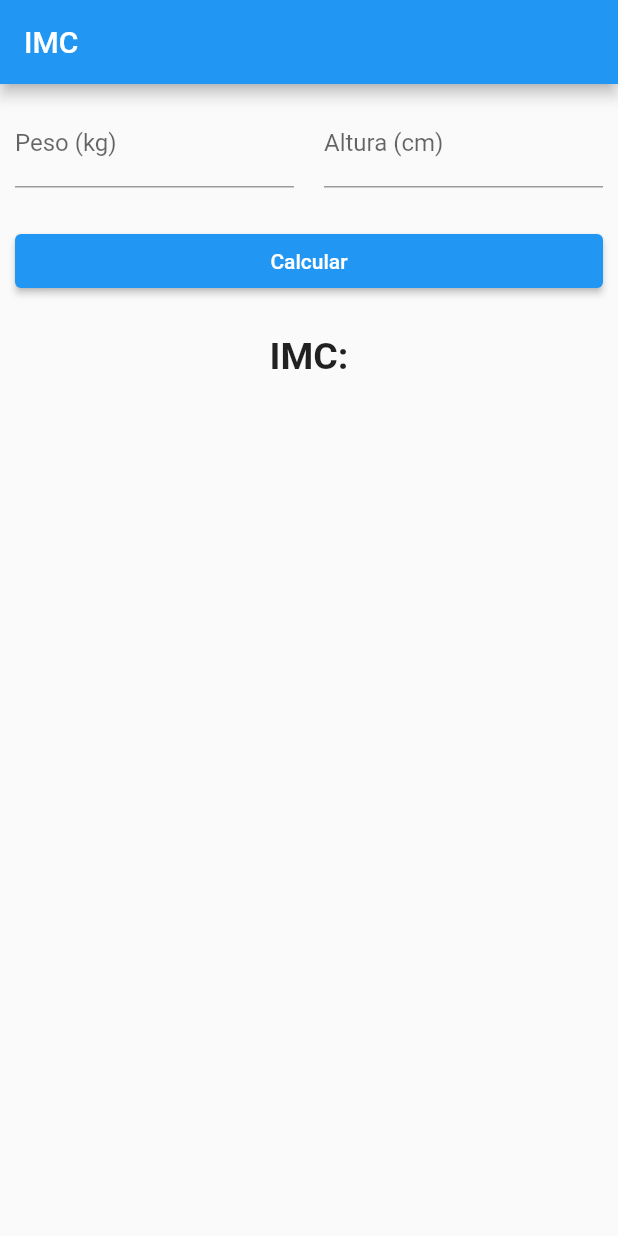
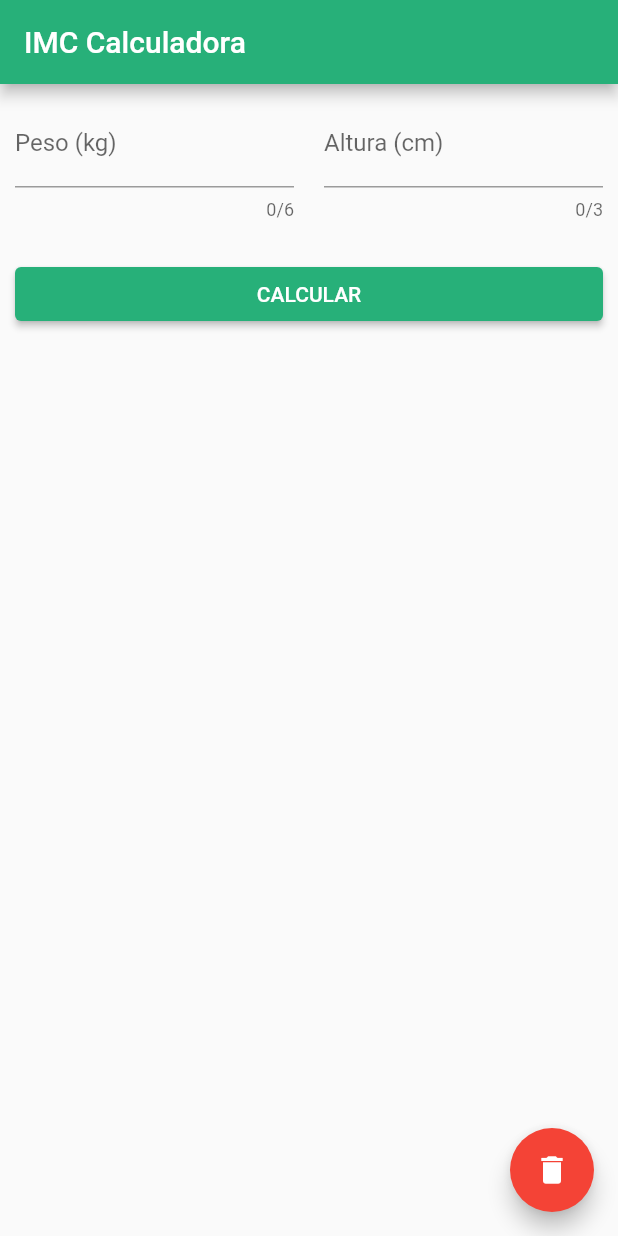
Before and after one commit to maycon-mdrs/desenvolvimento-mobile, a Flutter app: the screen it shows after launch, on a phone screen of 412 x 824 dp. Run offline on Flutter 3.47's test engine with Material 2 defaults, Android fonts, the phone set to English and light mode, and no system bars; missing offline and left inert: dart:ffi.

Commit message:
feat: all project_01 - question 03

```diff
--- a/mini_project_01_03/lib/main.dart
+++ b/mini_project_01_03/lib/main.dart
@@ -16,40 +16,68 @@ class MainApp extends StatefulWidget {
 }
 
 class _MainAppState extends State<MainApp> {
+  TextEditingController _peso = TextEditingController();
+  TextEditingController _altura = TextEditingController();
+  String _info = '';
+  String _imagemPath = '';
+
+  imcCalculator() {
+    // Fechar o teclado
+    FocusManager.instance.primaryFocus?.unfocus(); // Fecha o teclado numérico
+
+    setState(() {
+      double peso = double.parse(_peso.text);
+      double altura = double.parse(_altura.text);
+      double imcCal = peso / ((altura / 100) * (altura / 100));
+      String imc = imcCal.toStringAsFixed(1);
+      if (imcCal < 18.5) {
+        _info = 'Abaixo do Peso: $imc';
+        _imagemPath = './assets/img/1.png';
+      } else if (imcCal >= 18.5 && imcCal < 25) {
+        _info = 'Peso Normal: $imc';
+        _imagemPath = './assets/img/2.png';
+      } else if (imcCal >= 25 && imcCal < 30) {
+        _info = 'Sobrepeso: $imc';
+        _imagemPath = './assets/img/3.png';
+      } else if (imcCal >= 30 && imcCal < 35) {
+        _info = 'Obesidade Grau I: $imc';
+        _imagemPath = './assets/img/4.png';
+      } else if (imcCal >= 35 && imcCal < 40) {
+        _info = 'Obesidade Grau II: $imc';
+        _imagemPath = './assets/img/5.png';
+      } else if (imcCal >= 40) {
+        _info = 'Obesidade Mórbida: $imc';
+        _imagemPath = './assets/img/6.png';
+      }
+    });
+  }
+
   @override
   Widget build(BuildContext context) {
-
-    TextEditingController _peso = TextEditingController();
-    TextEditingController _altura =TextEditingController();
-    String imc = '';
-
-    imcCalculator() {
-      double peso = double.parse(_peso.text);
-      double altura = double.parse(_altura.text);
-      double imcCal = peso / ((altura/100 ) * (altura/100));
-
-      setState(() {
-        imc = imcCal.toStringAsFixed(1);
-      });
-      print(imc);
-    }
-
     return MaterialApp(
+      theme: ThemeData().copyWith(
+        colorScheme: ThemeData().colorScheme.copyWith(
+          primary: const Color.fromARGB(255, 39, 176, 121),
+          secondary: Colors.blue,
+      )),
       home: Scaffold(
         appBar: AppBar(
-          title: Text('IMC'),
+          title: Text('IMC Calculadora'),
         ),
         body: Padding(
           padding: EdgeInsets.all(10),
-          child: Column(
+          child: ListView(
+            children: [
+              Column(
                 crossAxisAlignment: CrossAxisAlignment.stretch,
                 children: [
                   Row(
                     children: [
                       Expanded(
-                    child: TextField(
+                        child: TextFormField(
                           controller: _peso,
                           keyboardType: TextInputType.number,
+                          maxLength: 6,
                           decoration: InputDecoration(
                             labelText: 'Peso (kg)',
                             hintText: 'Digite seu peso',
@@ -61,6 +89,7 @@ class _MainAppState extends State<MainApp> {
                         child: TextField(
                           controller: _altura,
                           keyboardType: TextInputType.number,
+                          maxLength: 3,
                           decoration: InputDecoration(
                             labelText: 'Altura (cm)',
                             hintText: 'Digite sua altura',
@@ -72,19 +101,51 @@ class _MainAppState extends State<MainApp> {
                   SizedBox(height: 25),
                   ElevatedButton(
                     onPressed: imcCalculator,
-                child: Text('Calcular'),
+                    child: Text('CALCULAR'),
+                  ),
+                  SizedBox(height: 25),
+                  Column(
+                    children: [
+                      if (_imagemPath.isNotEmpty) // Verifique se _imagemPath não está vazio
+                      Image.asset(
+                        _imagemPath,
+                        height: 250,
+                      ),
+                      if (_imagemPath.isNotEmpty) // Verifique se _imagemPath não está vazio
+                      Divider(
+                        color: Color(0xFF70c5d0),
+                        thickness: 4,
+                        height: 0,
                       ),
                       SizedBox(height: 25),
                       Text(
-                "IMC: $imc",
+                        _info,
                         textAlign: TextAlign.center,
                         style: TextStyle(
-                  fontSize: 25,
+                          fontSize: 24,
                           fontWeight: FontWeight.bold,
+                          color: Colors.black87,
                         ),
                       ),
                     ],
+                  )
+                ],
               ),
+            ],
+          ),
+        ),
+        floatingActionButton: FloatingActionButton(
+            backgroundColor: Colors.red,
+            onPressed: () {
+              FocusManager.instance.primaryFocus?.unfocus(); // Fecha o teclado numérico
+              setState(() {
+                _peso.clear();
+                _altura.clear();
+                _info = '';
+                _imagemPath = '';
+              });
+            },
+            child: Icon(Icons.delete),
         ),
       ),
     );
```
Also changed, not shown: mini_project_01_03/pubspec.yaml (+7 -0 lines), mini_project_01_03/assets/img/1.png (added), mini_project_01_03/assets/img/2.png (added), mini_project_01_03/assets/img/3.png (added), mini_project_01_03/assets/img/4.png (added), mini_project_01_03/assets/img/5.png (added), mini_project_01_03/assets/img/6.png (added). Lines whose indentation alone changed are shown as unchanged.
